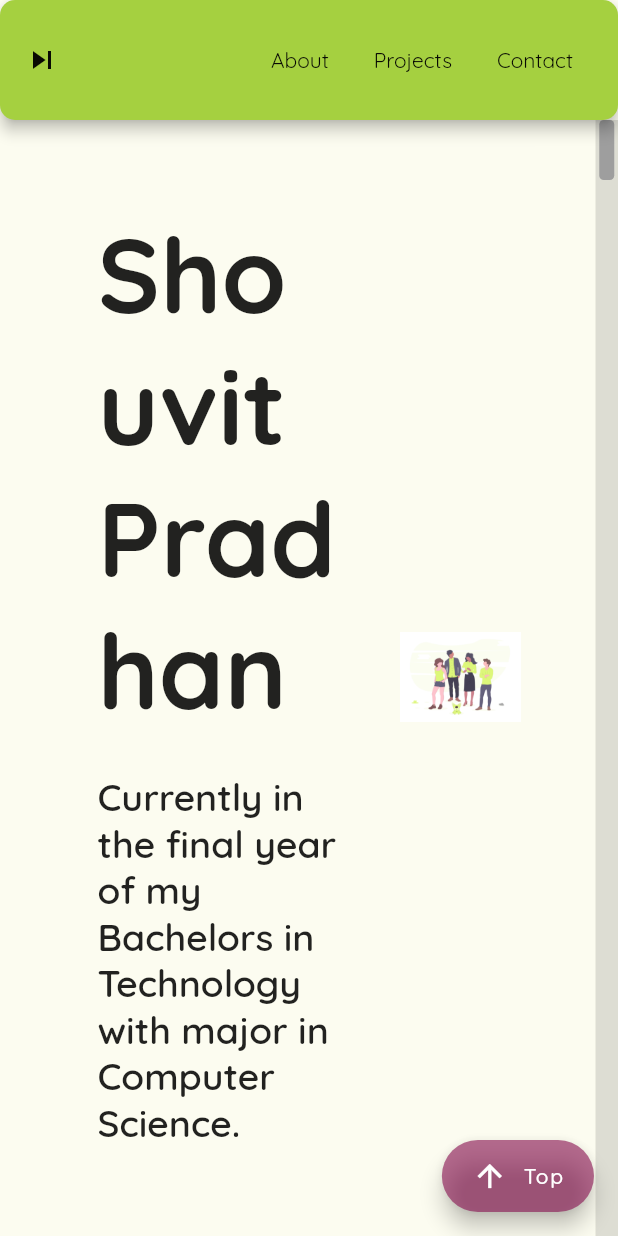
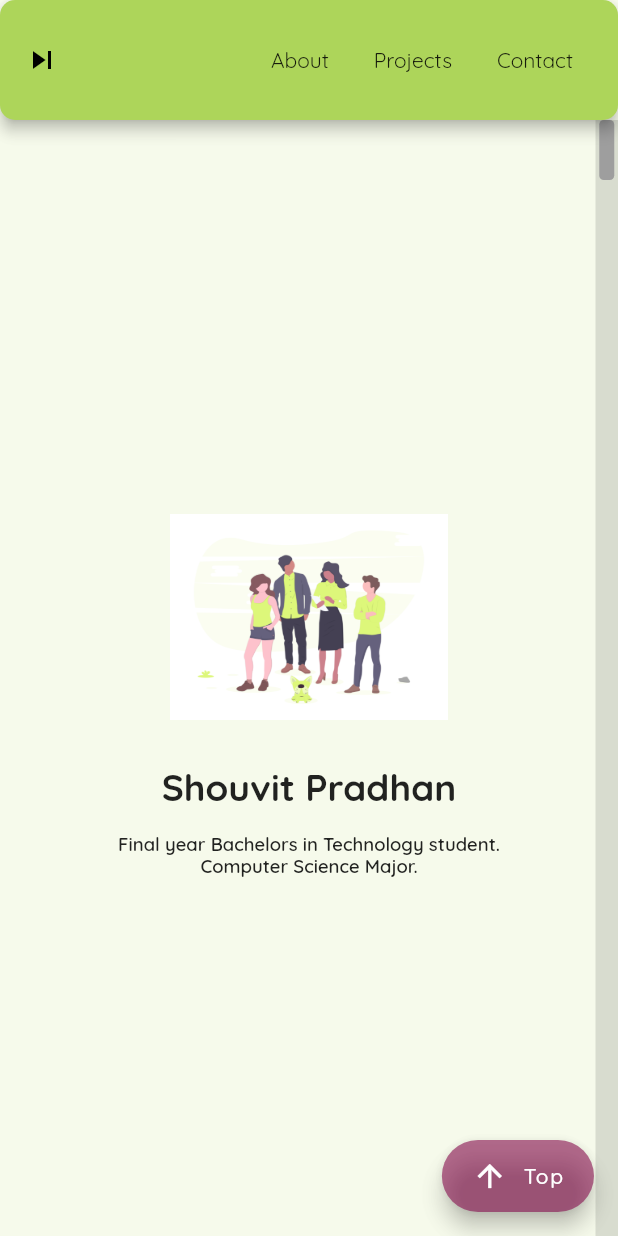
Before and after one commit to shaw8wit/portfolio, a Flutter app: the screen it shows after launch, scrolled down 576 dp, after a tap on "Top", on a phone screen of 412 x 824 dp. Run offline on Flutter 3.47's test engine with Material 2 defaults, Android fonts, the light colour scheme and no system bars; our stand-ins replace splashscreen; network calls fail.

Commit message:
responsiveness added

```diff
--- a/lib/constants.dart
+++ b/lib/constants.dart
@@ -2,20 +2,25 @@ import 'package:flutter/material.dart';
 import 'package:portfolio/widgets/reachTile.dart';
 
 final List<Widget> contactList = [
+  ReachTile(
+    icon: Image.asset('assets/images/github.png'),
+    title: 'Github',
+    destination: 'https://www.github.com/shaw8wit',
+  ),
   ReachTile(
     icon: Image.asset('assets/images/linkedin.png'),
     title: 'LinkedIn',
     destination: 'https://www.linkedin.com/in/shaw8wit',
   ),
   ReachTile(
-    icon: Image.asset('assets/images/github.png'),
-    title: 'Github',
-    destination: 'https://www.github.com/shaw8wit',
-  ),
-  ReachTile(
     icon: Icon(Icons.email, color: Colors.black),
     title: 'Email',
     destination: 'mailto:shaw8wit@gmail.com?subject=Portfolio',
+  ),
+  ReachTile(
+    icon: Image.asset('assets/images/hackerrank.png'),
+    title: 'LinkedIn',
+    destination: 'https://www.hackerrank.com/shaw8wit',
   ),
   ReachTile(
     icon: Icon(Icons.phone, color: Colors.black),
--- a/lib/main.dart
+++ b/lib/main.dart
@@ -32,7 +32,7 @@ class MyApp extends StatelessWidget {
       debugShowCheckedModeBanner: false,
       title: 'Shouvit Pradhan',
       theme: ThemeData(
-        primarySwatch: MaterialColor(0xffA5D040, color),
+        primarySwatch: MaterialColor(0xffadd55a, color),
         textTheme: Theme.of(context).textTheme.apply(fontFamily: 'Quicksand'),
         visualDensity: VisualDensity.adaptivePlatformDensity,
       ),
--- a/lib/screens/about.dart
+++ b/lib/screens/about.dart
@@ -5,7 +5,55 @@ class About extends StatelessWidget {
   @override
   Widget build(BuildContext context) {
     return Layout(
-      child: Row(
+      child: MediaQuery.of(context).size.aspectRatio > 1.1
+          ? NotMobile()
+          : Mobile(),
+    );
+  }
+}
+
+class Mobile extends StatelessWidget {
+  const Mobile({
+    Key key,
+  }) : super(key: key);
+
+  @override
+  Widget build(BuildContext context) {
+    return Column(
+      mainAxisAlignment: MainAxisAlignment.center,
+      crossAxisAlignment: CrossAxisAlignment.center,
+      children: [
+        Container(
+          height: MediaQuery.of(context).size.width * 0.45,
+          width: MediaQuery.of(context).size.width * 0.45,
+          child: Image.asset('assets/images/intro.png'),
+          margin: const EdgeInsets.only(bottom: 5),
+        ),
+        Text(
+          "Shouvit Pradhan",
+          style: TextStyle(
+            fontSize: 0.06 * MediaQuery.of(context).size.width,
+            fontWeight: FontWeight.w800,
+          ),
+        ),
+        SizedBox(height: 15),
+        Text(
+          "Final year Bachelors in Technology student.\nComputer Science Major.",
+          style: TextStyle(
+            fontSize: 0.03 * MediaQuery.of(context).size.width,
+            fontWeight: FontWeight.w600,
+          ),
+          textAlign: TextAlign.center,
+        ),
+      ],
+    );
+  }
+}
+
+class NotMobile extends StatelessWidget {
+  @override
+  Widget build(BuildContext context) {
+    return Row(
       mainAxisAlignment: MainAxisAlignment.spaceBetween,
       children: [
         Expanded(
@@ -16,12 +64,18 @@ class About extends StatelessWidget {
             children: [
               Text(
                 "Shouvit Pradhan",
-                  style: TextStyle(fontSize: 70, fontWeight: FontWeight.w800),
+                style: TextStyle(
+                  fontSize: 0.055 * MediaQuery.of(context).size.width,
+                  fontWeight: FontWeight.w800,
+                ),
               ),
               SizedBox(height: 25),
               Text(
-                  "Currently in the final year of my Bachelors in Technology with major in Computer Science.",
-                  style: TextStyle(fontSize: 25, fontWeight: FontWeight.w600),
+                "Final year Bachelors in Technology student.\nComputer Science Major.",
+                style: TextStyle(
+                  fontSize: 0.02 * MediaQuery.of(context).size.width,
+                  fontWeight: FontWeight.w600,
+                ),
               ),
             ],
           ),
@@ -35,7 +89,6 @@ class About extends StatelessWidget {
           ),
         ),
       ],
-      ),
     );
   }
 }
--- a/lib/screens/home.dart
+++ b/lib/screens/home.dart
@@ -22,8 +22,8 @@ class _HomeState extends State<Home> {
   void _scrollToIndex(int index) {
     pageController.animateToPage(
       index,
-      duration: Duration(milliseconds: 1500),
-      curve: Curves.fastLinearToSlowEaseIn,
+      duration: Duration(milliseconds: 1000),
+      curve: Curves.decelerate,
     );
   }
 
@@ -33,7 +33,7 @@ class _HomeState extends State<Home> {
   Widget build(BuildContext context) {
     return SafeArea(
       child: Scaffold(
-        backgroundColor: const Color(0xfffcfcf0),
+        backgroundColor: const Color(0xfff0f7de).withOpacity(0.6),
         appBar: AppBar(
           leading: Icon(Icons.skip_next),
           shape: RoundedRectangleBorder(
@@ -45,7 +45,6 @@ class _HomeState extends State<Home> {
             HeadOption(title: 'Contact', f: () => _scrollToIndex(3)),
           ],
           toolbarHeight: k.aHeight,
-          toolbarOpacity: 0.8,
         ),
         floatingActionButton: FloatingActionButton.extended(
           tooltip: "Go to Top",
--- a/lib/screens/intro.dart
+++ b/lib/screens/intro.dart
@@ -1,5 +1,6 @@
 import 'package:flutter/material.dart';
 import 'package:portfolio/widgets/layout.dart';
+import 'dart:math' as m;
 
 class Intro extends StatelessWidget {
   @override
@@ -8,7 +9,7 @@ class Intro extends StatelessWidget {
       child: SizedBox.expand(
         child: Card(
           elevation: 8,
-          color: Colors.transparent,
+          color: const Color(0xffffffeb),
           shape: RoundedRectangleBorder(
             borderRadius: BorderRadius.circular(10),
           ),
@@ -25,10 +26,14 @@ class Intro extends StatelessWidget {
                     child: Image.asset('assets/images/intro.png'),
                   ),
                 Expanded(
-                  child: const Text(
+                  child: Text(
                     "I'm a Software Developer from India.\nI love puzzles and problem solving.\nA Competetive programmer from time to time.\nInterested in Flutter, Machine Learning, Web Development, Deep Learning and Software Development in general.\nLove Football, Anime, working-out and anything related to tech.",
                     style: TextStyle(
-                        fontWeight: FontWeight.w600, fontSize: 20, height: 1.5),
+                      fontWeight: FontWeight.w600,
+                      fontSize:
+                          m.max(MediaQuery.of(context).size.width * 0.019, 17),
+                      height: 1.5,
+                    ),
                   ),
                 ),
               ],
--- a/lib/widgets/item.dart
+++ b/lib/widgets/item.dart
@@ -22,7 +22,7 @@ class Item extends StatelessWidget {
             borderRadius: BorderRadius.circular(32),
             boxShadow: [
               BoxShadow(
-                color: const Color(0xfff0f0e2),
+                color: const Color(0xffeeeee0),
                 blurRadius: 5.0,
                 spreadRadius: 0.0,
                 offset: Offset(
@@ -31,7 +31,7 @@ class Item extends StatelessWidget {
                 ),
               ),
               BoxShadow(
-                color: const Color(0xfffffff4),
+                color: const Color(0xfffdfdf2),
                 blurRadius: 5.0,
                 spreadRadius: 0.0,
                 offset: Offset(
@@ -42,7 +42,7 @@ class Item extends StatelessWidget {
             ],
           ),
           child: Card(
-            color: const Color(0xfff7f7ea),
+            color: const Color(0xffffffeb),
             elevation: 0,
             borderOnForeground: false,
             shape:
--- a/pubspec.yaml
+++ b/pubspec.yaml
@@ -26,6 +26,7 @@ flutter:
     - assets/images/intro.png
     - assets/images/github.png
     - assets/images/linkedin.png
+    - assets/images/hackerrank.png
   fonts:
     - family: Quicksand
       fonts:
```
Also changed, not shown: assets/images/hackerrank.png (added). Lines whose indentation alone changed are shown as unchanged.
